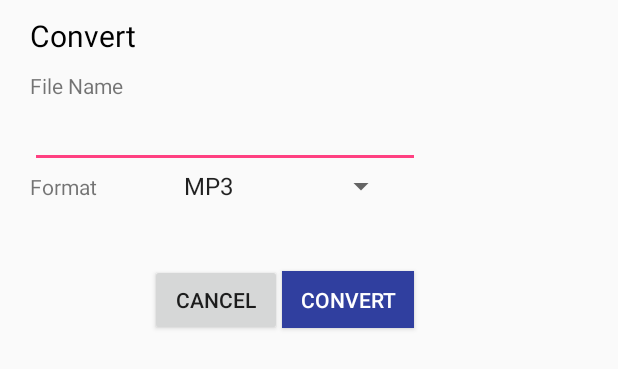
After one commit to Viveksaini9898/AndroidAudioConverter-master, an Android app: the layout dialoglayout.xml on its own in the app's theme, with its tools: preview values and no code run, on a phone screen of 412 x 824 dp. The commit adds this screen. Shown: the top 369 px of the screen. Run offline under Robolectric (Android 15) with nearby library versions, the phone set to English and light mode, and no system bars.

Commit message:
clipped successfully

```diff
--- /dev/null
+++ b/app/src/main/res/layout/dialoglayout.xml
@@ -0,0 +1,76 @@
+<?xml version="1.0" encoding="utf-8"?>
+<LinearLayout
+    xmlns:android="http://schemas.android.com/apk/res/android"
+    android:id="@+id/dialogLayout"
+    android:layout_width="300dp"
+    android:layout_height="wrap_content"
+    android:orientation="vertical">
+    <TextView
+        android:layout_marginTop="10dp"
+        android:paddingLeft="20dp"
+        android:text="Convert"
+        android:textSize="20dp"
+        android:textColor="@android:color/black"
+        android:layout_width="wrap_content"
+        android:layout_height="wrap_content"
+        />
+    <TextView
+        android:layout_marginTop="10dp"
+        android:paddingLeft="20dp"
+        android:text="File Name"
+        android:layout_width="wrap_content"
+        android:layout_height="wrap_content"
+    />
+    <EditText
+        android:id="@+id/filename"
+        android:layout_width="match_parent"
+        android:layout_height="wrap_content"
+        android:scrollHorizontally="true"
+        android:singleLine="true"
+        android:layout_marginLeft="20dp"
+        android:layout_marginRight="20dp"
+        android:paddingRight="15dp"
+        />
+    <LinearLayout
+        android:layout_width="match_parent"
+        android:layout_height="wrap_content"
+        android:orientation="horizontal"
+        >
+        <TextView
+            android:layout_width="wrap_content"
+            android:layout_height="wrap_content"
+            android:text="Format"
+            android:paddingLeft="20dp"
+            />
+        <Spinner
+            android:id="@+id/format"
+            android:layout_width="150dp"
+            android:layout_height="wrap_content"
+            android:entries="@array/formats"
+            android:layout_marginLeft="50dp"
+            />
+    </LinearLayout>
+    <LinearLayout
+        android:layout_width="match_parent"
+        android:layout_height="wrap_content"
+        android:orientation="horizontal"
+        android:layout_marginTop="40dp"
+        android:paddingBottom="12dp"
+        >
+    <Button
+        android:id="@+id/cancel"
+        android:text="@string/cancel"
+        android:layout_width="wrap_content"
+        android:layout_height="wrap_content"
+        android:layout_marginLeft="100dp"
+        />
+    <Button
+        android:id="@+id/convert"
+        android:text="@string/convert"
+        android:layout_width="wrap_content"
+        android:layout_height="38dp"
+        android:textColor="@android:color/white"
+        android:background="@color/colorPrimaryDark"
+        />
+    </LinearLayout>
+</LinearLayout>
--- a/app/src/main/res/menu/menu.xml
+++ b/app/src/main/res/menu/menu.xml
@@ -5,7 +5,6 @@
        android:id="@+id/done"
       android:icon="@drawable/done"
       android:title="done"
-      android:onClick="convertAudio"
       app:showAsAction="always"
       />
 </menu>
--- a/app/src/main/res/values/strings.xml
+++ b/app/src/main/res/values/strings.xml
@@ -1,3 +1,11 @@
 <resources>
     <string name="app_name">AndroidAudioConverter</string>
+    <string name="cancel">CANCEL</string>
+    <string name="convert">CONVERT</string>
+    <array name="formats">
+        <item>MP3</item>
+        <item>WAV</item>
+        <item>AAC</item>
+        <item>M4A</item>
+    </array>
 </resources>
```
Also changed, not shown: app/src/main/java/cafe/adriel/androidaudioconverter/sample/ConvertFile.java (+77 -42 lines), app/src/main/java/cafe/adriel/androidaudioconverter/sample/CustomDialogClass.java (added, +92 -0 lines), app/src/main/java/cafe/adriel/androidaudioconverter/sample/MainActivity.java (+1 -6 lines), app/src/main/res/layout/convert.xml (+10 -2 lines).
